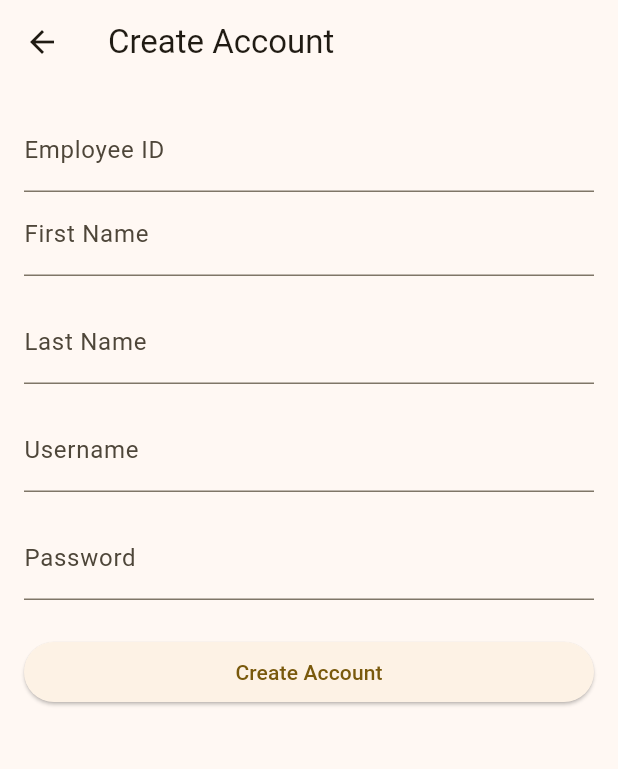
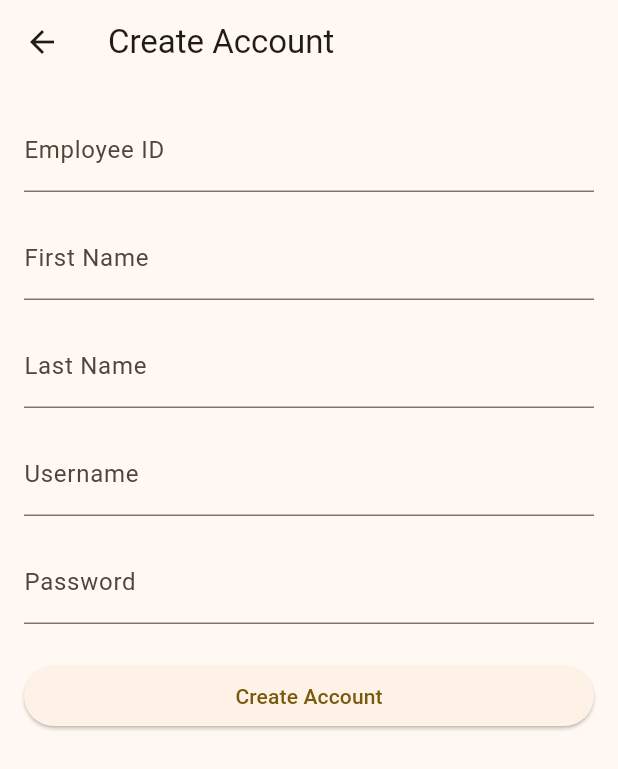
Before and after one commit to Software-Engineering-WebDev-MobileDev/MobileDev, a Flutter app: the CreateAccountPage screen opened by its route, on a phone screen of 412 x 824 dp. Shown: the top 769 px of the screen. Run offline on Flutter 3.47's test engine with Material 3 defaults, Android fonts, the light colour scheme and no system bars; our stand-ins replace flutter_dotenv, shared_preferences; accounts and stored records are empty.

Commit message:
Fixed overflow on account creation page

```diff
--- a/src/bakery_manager_mobile/lib/pages/account_registration.dart
+++ b/src/bakery_manager_mobile/lib/pages/account_registration.dart
@@ -72,7 +72,8 @@ class CreateAccountPageState extends State<CreateAccountPage> {
       appBar: AppBar(
         title: const Text('Create Account'),
       ),
-      body: Padding(
+      body: SingleChildScrollView(
+        child: Padding(
           padding: const EdgeInsets.all(16.0),
           child: Form(
             key: _formKey,
@@ -89,6 +90,7 @@ class CreateAccountPageState extends State<CreateAccountPage> {
                     return null;
                   },
                 ),
+                const SizedBox(height: 16),
                 TextFormField(
                   controller: _firstNameController,
                   decoration: const InputDecoration(labelText: 'First Name'),
@@ -142,6 +144,7 @@ class CreateAccountPageState extends State<CreateAccountPage> {
             ),
           ),
         ),
+      ),
     );
   }
 
```
Lines whose indentation alone changed are shown as unchanged.
